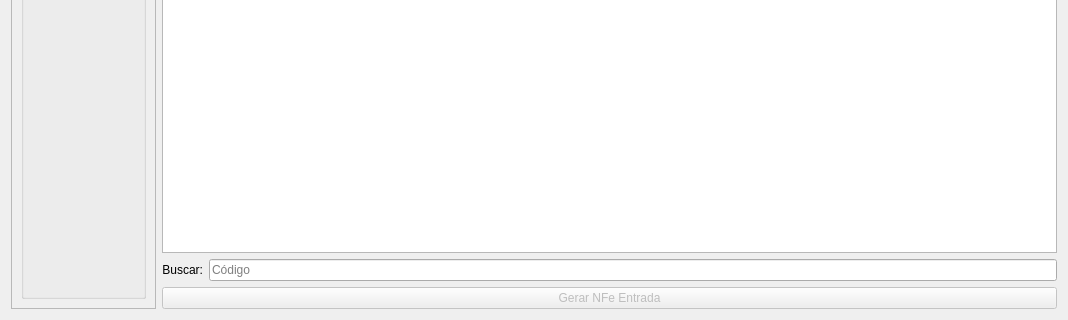
Old version of the form ui/widgetdevolucao.ui in the repository darktorres/ERP-STACCATO; both pictures show x 0 to 1068 and y 283 to 603 of the 1068 by 603 pixel window.
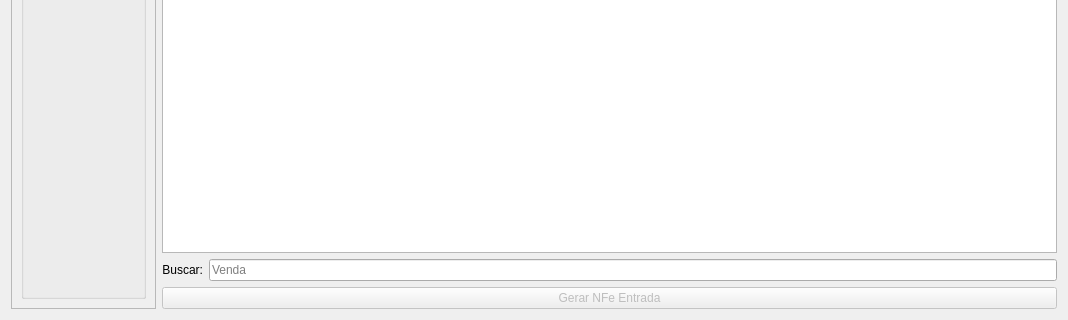
New version of the form. Custom widgets are drawn as their Qt base class.

Commit message: Alterado placeholder para ser consistente com a tabela

Diff of the .ui file:
```diff
--- a/ui/widgetdevolucao.ui
+++ b/ui/widgetdevolucao.ui
@@ -177,7 +177,7 @@
       <bool>true</bool>
      </property>
      <property name="placeholderText">
-      <string>Código</string>
+      <string>Venda</string>
      </property>
     </widget>
    </item>
```
